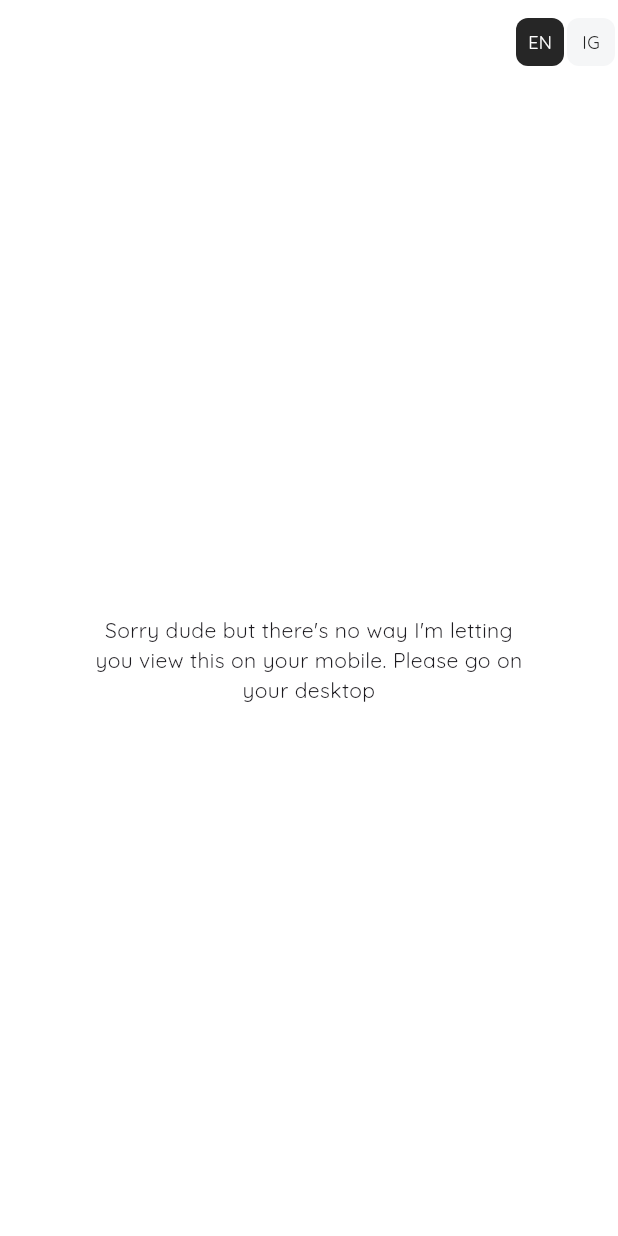
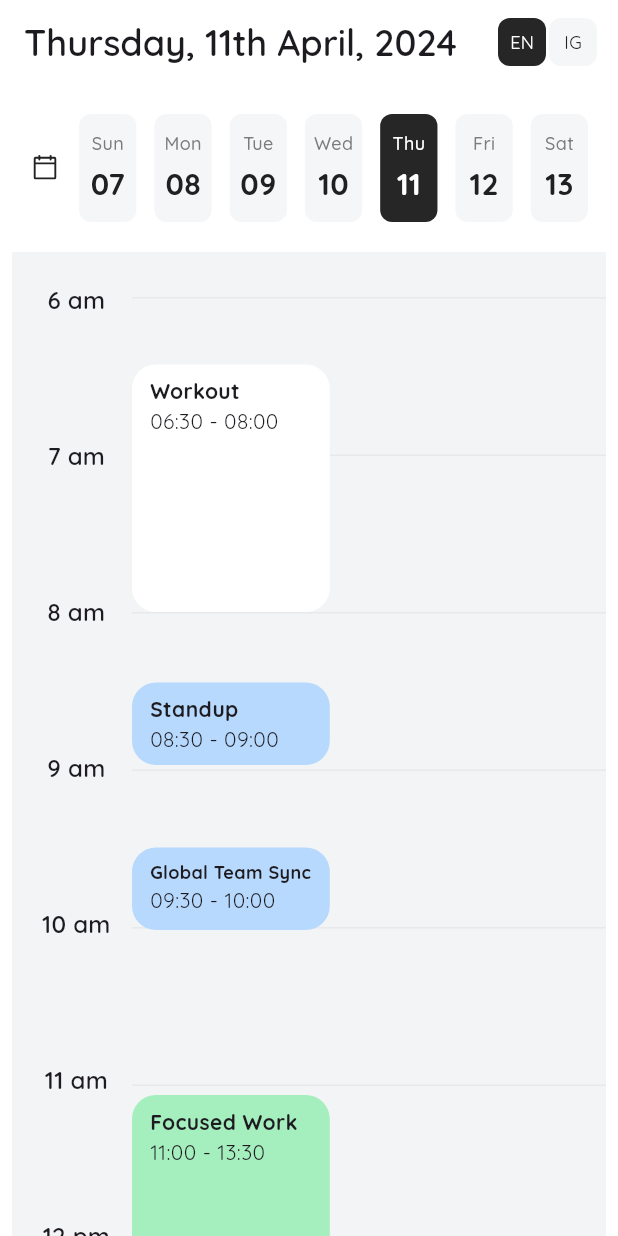
Before and after one commit to Crazelu/status, a Flutter app: the screen it shows after launch, on a phone screen of 412 x 824 dp. Run offline on Flutter 3.47's test engine with Material 3 defaults, Android fonts, the light colour scheme and no system bars; drawn by our look-alikes of auto_size_text; our stand-ins replace dio, dotted_border, equatable, flutter_secure_storage, get_it, google_fonts and 4 more; missing offline and left inert: flutter_dialog_manager, universal_html.

Commit message:
feat: adds mobile view

```diff
--- a/lib/features/home/presentation/pages/desktop_page.dart
+++ b/lib/features/home/presentation/pages/desktop_page.dart
@@ -48,7 +48,7 @@ class HomeDesktopPage extends StatelessWidget {
                 ),
               ),
             ),
-          )
+          ),
         ],
       ),
     );
--- a/lib/features/home/presentation/pages/mobile_page.dart
+++ b/lib/features/home/presentation/pages/mobile_page.dart
@@ -1,18 +1,43 @@
 import 'package:flutter/material.dart';
-import 'package:status/core/extensions/locale_extension.dart';
+import 'package:provider/provider.dart';
 import 'package:status/core/presentation/widgets/localization_toggle.dart';
+import 'package:status/core/presentation/widgets/scroll_behavior.dart';
+import 'package:status/features/home/presentation/viewmodels/home_view_model.dart';
+import 'package:status/features/home/presentation/widgets/calendar_row.dart';
+import 'package:status/features/home/presentation/widgets/time_dividers.dart';
+import 'package:status/features/home/presentation/widgets/time_panel.dart';
+import 'package:status/features/home/presentation/widgets/vertical_events_stack.dart';
 
 class HomeMobilePage extends StatelessWidget {
   const HomeMobilePage({super.key});
 
   @override
   Widget build(BuildContext context) {
+    final viewModel = context.read<HomeViewModel>();
+    final timeRange = viewModel.timeRange.value;
+
     return Scaffold(
       appBar: AppBar(
+        surfaceTintColor: Colors.transparent,
         backgroundColor: Colors.transparent,
         elevation: 0,
+        centerTitle: false,
+        title: ValueListenableBuilder(
+          valueListenable: viewModel.selectedDate,
+          builder: (context, selectedDate, _) {
+            return Text(
+              selectedDate?.formattedDate ?? '',
+              style: Theme.of(context).textTheme.headlineSmall?.copyWith(
+                    fontWeight: FontWeight.w600,
+                  ),
+            );
+          },
+        ),
         actions: const [
-          LocalizationToggle(),
+          Padding(
+            padding: EdgeInsets.only(right: 12),
+            child: LocalizationToggle(),
+          ),
         ],
       ),
       body: Padding(
@@ -21,18 +46,54 @@ class HomeMobilePage extends StatelessWidget {
           child: Column(
             mainAxisAlignment: MainAxisAlignment.center,
             children: [
-              SizedBox(
-                width: 300,
-                child: RichText(
-                  textAlign: TextAlign.center,
-                  text: TextSpan(
-                    text: context.locale
-                        .sorryDudeButTheresNoWayImLettingYouViewThisOnYourMobile,
-                    style: Theme.of(context).textTheme.bodyMedium,
-                    children: [
-                      const TextSpan(text: ' '),
-                      TextSpan(text: context.locale.pleaseGoOnYourDesktop)
-                    ],
+              const SizedBox(height: 8),
+              const Padding(
+                padding: EdgeInsets.all(12),
+                child: CalendarRow(),
+              ),
+              const SizedBox(height: 8),
+              Expanded(
+                child: Material(
+                  color: const Color(0xFFF3F4F5),
+                  child: ScrollConfiguration(
+                    behavior: const StatusScrollBehavior(),
+                    child: SingleChildScrollView(
+                      child: SizedBox(
+                        width: double.infinity,
+                        height: 120 *
+                            (timeRange.end.hour - timeRange.start.hour)
+                                .toDouble(),
+                        child: Stack(
+                          children: [
+                            const Positioned(
+                              left: 20,
+                              child: TimePanel(),
+                            ),
+                            const Positioned.fill(
+                              left: 80,
+                              child: TimeDividers(),
+                            ),
+                            Positioned.fill(
+                              left: 80,
+                              child: ValueListenableBuilder(
+                                valueListenable: viewModel.selectedDate,
+                                builder: (context, selectedDate, _) {
+                                  if (selectedDate == null) {
+                                    return const SizedBox.shrink();
+                                  }
+                                  return VerticalEventsStack(
+                                    events: viewModel.getEventsForWeekDay(
+                                      selectedDate.weekday,
+                                    ),
+                                    date: selectedDate,
+                                  );
+                                },
+                              ),
+                            ),
+                          ],
+                        ),
+                      ),
+                    ),
                   ),
                 ),
               ),
--- a/lib/features/home/presentation/viewmodels/home_view_model.dart
+++ b/lib/features/home/presentation/viewmodels/home_view_model.dart
@@ -180,6 +180,17 @@ class HomeViewModel extends BaseViewModel {
     _selectedWeekday.value = date.weekday;
   }
 
+  List<Event> getEventsForWeekDay(int weekday) {
+    final events = _dummyEvents
+        .where(
+          (e) => e.weekdays.contains(weekday) || e.day?.weekday == weekday,
+        )
+        .toList();
+
+    _sortAndSetEvents(events);
+    return events;
+  }
+
   void resetSelectedWeekday() {
     _selectedWeekday.value = null;
     _sortAndSetEvents(_dummyEvents);
--- /dev/null
+++ b/lib/features/home/presentation/widgets/calendar_row.dart
@@ -0,0 +1,52 @@
+import 'package:flutter/material.dart';
+import 'package:phosphor_flutter/phosphor_flutter.dart';
+import 'package:provider/provider.dart';
+import 'package:status/core/presentation/widgets/responsive_builder.dart';
+import 'package:status/features/home/presentation/viewmodels/home_view_model.dart';
+import 'package:status/features/home/presentation/widgets/day_card.dart';
+
+class CalendarRow extends StatelessWidget {
+  const CalendarRow({super.key});
+
+  @override
+  Widget build(BuildContext context) {
+    final viewModel = context.read<HomeViewModel>();
+
+    return ListenableBuilder(
+      listenable: Listenable.merge([
+        viewModel.dates,
+        viewModel.selectedDate,
+      ]),
+      builder: (context, _) {
+        final dates = viewModel.dates.value;
+        final selectedDate = viewModel.selectedDate.value;
+
+        return Row(
+          children: [
+            InkWell(
+              onTap: viewModel.resetSelectedWeekday,
+              child: PhosphorIcon(
+                PhosphorIcons.calendarBlank(),
+                size: (24.0, 20.0).resolve,
+              ),
+            ),
+            const Spacer(),
+            for (final item in dates.indexed) ...{
+              Expanded(
+                flex: 3,
+                child: DayCard(
+                  date: item.$2,
+                  selected: item.$2 == selectedDate,
+                  onPressed: () {
+                    viewModel.updateSelectedDate(item.$2);
+                  },
+                ),
+              ),
+              if (item.$1 != dates.length - 1) const SizedBox(width: 12),
+            },
+          ],
+        );
+      },
+    );
+  }
+}
--- a/lib/features/home/presentation/widgets/date_header.dart
+++ b/lib/features/home/presentation/widgets/date_header.dart
@@ -1,9 +1,8 @@
 import 'package:flutter/material.dart';
-import 'package:phosphor_flutter/phosphor_flutter.dart';
 import 'package:provider/provider.dart';
 import 'package:status/core/presentation/widgets/localization_toggle.dart';
 import 'package:status/features/home/presentation/viewmodels/home_view_model.dart';
-import 'package:status/features/home/presentation/widgets/day_card.dart';
+import 'package:status/features/home/presentation/widgets/calendar_row.dart';
 
 class DateHeader extends StatelessWidget {
   const DateHeader({super.key});
@@ -37,41 +36,7 @@ class DateHeader extends StatelessWidget {
             ],
           ),
           const SizedBox(height: 24),
-          ListenableBuilder(
-            listenable: Listenable.merge([
-              viewModel.dates,
-              viewModel.selectedDate,
-            ]),
-            builder: (context, _) {
-              final dates = viewModel.dates.value;
-              final selectedDate = viewModel.selectedDate.value;
-
-              return Row(
-                children: [
-                  InkWell(
-                    onTap: viewModel.resetSelectedWeekday,
-                    child: PhosphorIcon(
-                      PhosphorIcons.calendarBlank(),
-                    ),
-                  ),
-                  const Spacer(),
-                  for (final item in dates.indexed) ...{
-                    Expanded(
-                      flex: 3,
-                      child: DayCard(
-                        date: item.$2,
-                        selected: item.$2 == selectedDate,
-                        onPressed: () {
-                          viewModel.updateSelectedDate(item.$2);
-                        },
-                      ),
-                    ),
-                    if (item.$1 != dates.length - 1) const SizedBox(width: 12),
-                  },
-                ],
-              );
-            },
-          ),
+          const CalendarRow(),
           const SizedBox(height: 8),
         ],
       ),
--- a/lib/features/home/presentation/widgets/day_card.dart
+++ b/lib/features/home/presentation/widgets/day_card.dart
@@ -1,5 +1,6 @@
 import 'package:flutter/material.dart';
 import 'package:status/core/presentation/themes/day_card_theme.dart';
+import 'package:status/core/presentation/widgets/responsive_builder.dart';
 import 'package:status/features/home/data/models/date.dart';
 
 class DayCard extends StatelessWidget {
@@ -25,37 +26,42 @@ class DayCard extends StatelessWidget {
     final hoverColor = selected ? Colors.grey.shade800 : Colors.grey.shade200;
 
     return ConstrainedBox(
-      constraints: const BoxConstraints(
-        maxHeight: 92,
+      constraints: BoxConstraints(
+        maxHeight: (92.0, 72.0).resolve,
         maxWidth: 148,
       ),
       child: Material(
         color: backgroundColor,
         shape: RoundedRectangleBorder(
-          borderRadius: BorderRadius.circular(16),
+          borderRadius: BorderRadius.circular(
+            (16.0, 8.0).resolve,
+          ),
         ),
         child: InkWell(
           onTap: onPressed,
-          borderRadius: BorderRadius.circular(16),
+          borderRadius: BorderRadius.circular(
+            (16.0, 8.0).resolve,
+          ),
           hoverColor: hoverColor,
           splashColor: backgroundColor.withOpacity(.3),
           child: Column(
             mainAxisAlignment: MainAxisAlignment.center,
             children: [
               Text(
-                date.dayName,
+                (date.dayName, date.dayName.substring(0, 3)).resolve,
                 style: TextStyle(
-                  fontSize: 14,
+                  fontSize: (14.0, 12.0).resolve,
                   fontWeight: FontWeight.w500,
                   color: selected
                       ? theme.selectedSecondaryTextColor
                       : theme.unselectedSecondaryTextColor,
                 ),
               ),
+              SizedBox(height: (0.0, 4.0).resolve),
               Text(
                 date.day,
                 style: TextStyle(
-                  fontSize: 28,
+                  fontSize: (28.0, 20.0).resolve,
                   fontWeight: FontWeight.w800,
                   color: selected
                       ? theme.selectedPrimaryTextColor
--- a/lib/features/home/presentation/widgets/event_card.dart
+++ b/lib/features/home/presentation/widgets/event_card.dart
@@ -1,6 +1,7 @@
 import 'package:dotted_border/dotted_border.dart';
 import 'package:flutter/material.dart';
 import 'package:phosphor_flutter/phosphor_flutter.dart';
+import 'package:status/core/presentation/widgets/responsive_builder.dart';
 import 'package:status/features/home/data/models/event.dart';
 import 'package:status/features/home/presentation/extensions/event_type_extension.dart';
 import 'package:auto_size_text/auto_size_text.dart';
@@ -70,7 +71,7 @@ class EventCard extends StatelessWidget {
 
     return SizedBox(
       height: _height,
-      width: MediaQuery.sizeOf(context).width * 0.118,
+      width: MediaQuery.sizeOf(context).width * (0.118, 0.32).resolve,
       child: Material(
         shape: RoundedRectangleBorder(
           borderRadius: BorderRadius.circular(16),
--- a/lib/features/home/presentation/widgets/events_grid.dart
+++ b/lib/features/home/presentation/widgets/events_grid.dart
@@ -1,13 +1,9 @@
 import 'package:flutter/material.dart';
 import 'package:flutter/widgets.dart';
-import 'package:flutter_dialog_manager/flutter_dialog_manager.dart';
 import 'package:provider/provider.dart';
-import 'package:status/core/dialog/dialog_routes.dart';
-import 'package:status/features/home/data/models/date.dart';
 import 'package:status/features/home/data/models/event.dart';
-import 'package:status/features/home/presentation/dialogs/event_details_dialog.dart';
 import 'package:status/features/home/presentation/viewmodels/home_view_model.dart';
-import 'package:status/features/home/presentation/widgets/event_card.dart';
+import 'package:status/features/home/presentation/widgets/vertical_events_stack.dart';
 
 class EventsGrid extends StatefulWidget {
   const EventsGrid({super.key});
@@ -75,7 +71,7 @@ class _EventsGridState extends State<EventsGrid> {
                         Positioned.fill(
                           left: (events.$1 * windowWidth * 0.132) +
                               windowWidth * 0.012,
-                          child: EventsColumn(
+                          child: VerticalEventsStack(
                             events: events.$2,
                             date: dates[events.$1],
                           ),
@@ -91,55 +87,3 @@ class _EventsGridState extends State<EventsGrid> {
     );
   }
 }
-
-class EventsColumn extends StatelessWidget {
-  const EventsColumn({
-    super.key,
-    required this.events,
-    required this.date,
-  });
-
-  final List<Event> events;
-  final Date date;
-
-  double _calculateDistance(EventTime end, EventTime start,
-      [bool adjust = false]) {
-    final endTimeHour = end.totalTimeInHours;
-    double hours = endTimeHour - start.totalTimeInHours;
-
-    if (endTimeHour >= 12) {
-      hours -= adjust ? 0.45 : 0.35;
-    }
-
-    return hours * 110;
-  }
-
-  @override
-  Widget build(BuildContext context) {
-    final range = context.read<HomeViewModel>().timeRange.value;
-
-    return Stack(
-      children: [
-        for (final item in events.indexed) ...{
-          Positioned(
-            top: _calculateDistance(
-                    item.$2.startTime, range.start, item.$1 == 0) +
-                (item.$1 == 0 ? 20 : 12),
-            child: EventCard(
-              event: item.$2,
-              onPressed: () {
-                DialogManager.of(context).showDialog(
-                  routeName: DialogRoutes.eventDetails,
-                  arguments: EventDetailsDialogMessage(
-                    event: item.$2,
-                    date: date,
-                  ),
-                );
-              },
-            ),
-          ),
-        }
-      ],
-    );
-  }
-}
--- /dev/null
+++ b/lib/features/home/presentation/widgets/vertical_events_stack.dart
@@ -0,0 +1,61 @@
+import 'package:flutter/material.dart';
+import 'package:flutter_dialog_manager/flutter_dialog_manager.dart';
+import 'package:provider/provider.dart';
+import 'package:status/core/dialog/dialog_routes.dart';
+import 'package:status/features/home/data/models/date.dart';
+import 'package:status/features/home/data/models/event.dart';
+import 'package:status/features/home/presentation/dialogs/event_details_dialog.dart';
+import 'package:status/features/home/presentation/viewmodels/home_view_model.dart';
+import 'package:status/features/home/presentation/widgets/event_card.dart';
+
+class VerticalEventsStack extends StatelessWidget {
+  const VerticalEventsStack({
+    super.key,
+    required this.events,
+    required this.date,
+  });
+
+  final List<Event> events;
+  final Date date;
+
+  double _calculateDistance(EventTime end, EventTime start,
+      [bool adjust = false]) {
+    final endTimeHour = end.totalTimeInHours;
+    double hours = endTimeHour - start.totalTimeInHours;
+
+    if (endTimeHour >= 12) {
+      hours -= adjust ? 0.45 : 0.35;
+    }
+
+    return hours * 110;
+  }
+
+  @override
+  Widget build(BuildContext context) {
+    final range = context.read<HomeViewModel>().timeRange.value;
+
+    return Stack(
+      children: [
+        for (final item in events.indexed) ...{
+          Positioned(
+            top: _calculateDistance(
+                    item.$2.startTime, range.start, item.$1 == 0) +
+                (item.$1 == 0 ? 20 : 12),
+            child: EventCard(
+              event: item.$2,
+              onPressed: () {
+                DialogManager.of(context).showDialog(
+                  routeName: DialogRoutes.eventDetails,
+                  arguments: EventDetailsDialogMessage(
+                    event: item.$2,
+                    date: date,
+                  ),
+                );
+              },
+            ),
+          ),
+        }
+      ],
+    );
+  }
+}
--- a/pubspec.yaml
+++ b/pubspec.yaml
@@ -1,7 +1,7 @@
 name: status
 description: A web app that report's my availability status.
 publish_to: none
-version: 1.0.0
+version: 1.0.1
 
 environment:
   sdk: ">=3.0.0 <4.0.0"
```
Also changed, not shown: 1 other file.
